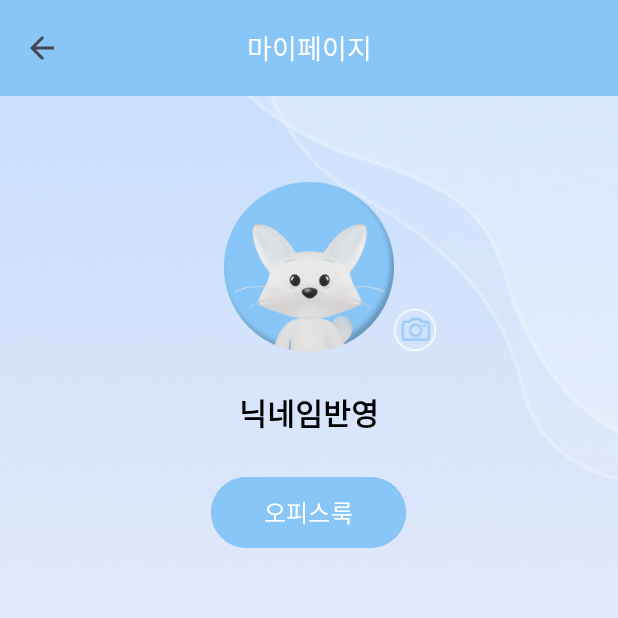
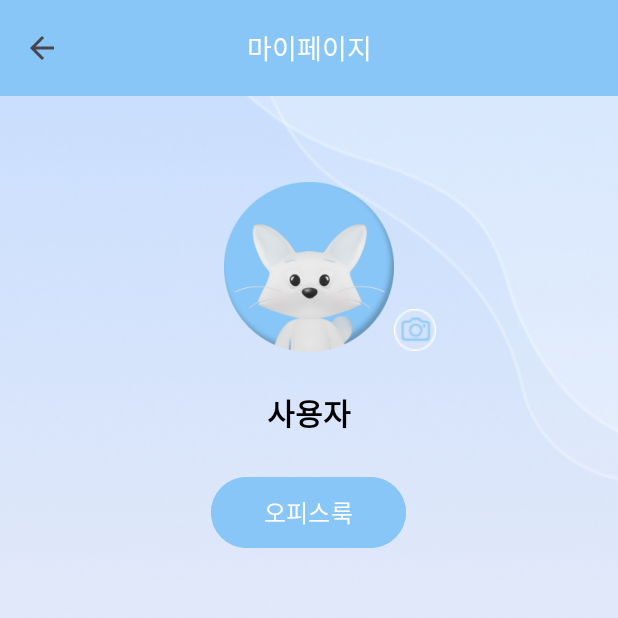
Before and after one commit to bobopudding/GURU2, an Android app: the MainActivity screen opened directly, with no data from a screen before it, after a tap on an icon or button, on a phone screen of 412 x 824 dp, the top half of it. Run offline under Robolectric (Android 15) with nearby library versions, the phone set to English and light mode, and no system bars; our stand-ins replace Volley; libraries missing offline, so code that uses them is left out: com.loopj.android, cz.msebera.android.

Commit message:
환경설정 닉네임 반영

```diff
--- a/app/src/main/java/com/example/guru2/MainActivity.kt
+++ b/app/src/main/java/com/example/guru2/MainActivity.kt
@@ -112,9 +112,10 @@ class MainActivity : AppCompatActivity() {
 
         val Mypage = findViewById<ImageButton>(R.id.ImageButtonMyPage)
         Mypage.setOnClickListener {
-            val intent = Intent(this, MypageActivity::class.java)
+            val intent = Intent(this@MainActivity, MypageActivity::class.java)
             startActivity(intent)
         }
+
 
                 // 레이아웃의 View를 참조하는 코드 추가
                 temperature = findViewById(R.id.textViewTemperature)
--- a/app/src/main/java/com/example/guru2/MypageActivity.kt
+++ b/app/src/main/java/com/example/guru2/MypageActivity.kt
@@ -17,12 +17,14 @@ import android.graphics.PorterDuffXfermode
 import android.graphics.Rect
 import android.graphics.RectF
 import android.util.Log
+import android.widget.TextView
 
 
 class MypageActivity : AppCompatActivity() {
 
     private val PICK_IMAGE_REQUEST = 1
     private lateinit var binding: ActivityMypageBinding
+    private lateinit var textNickname: TextView
 
     override fun onCreate(savedInstanceState: Bundle?) {
         super.onCreate(savedInstanceState)
@@ -40,6 +42,11 @@ class MypageActivity : AppCompatActivity() {
         val ab = supportActionBar!!
         ab.setDisplayShowTitleEnabled(false)
         ab.setDisplayHomeAsUpEnabled(true)
+
+        val sharedPref = getSharedPreferences("AppPref", MODE_PRIVATE)
+        val nickname = sharedPref.getString("NICKNAME", "사용자") ?: "사용자"
+        textNickname = findViewById(R.id.textNickname)
+        textNickname.text = "$nickname"
 
     }
 
```
Also changed, not shown: app/src/main/java/com/example/guru2/NicknameActivity.kt (+10 -2 lines).
